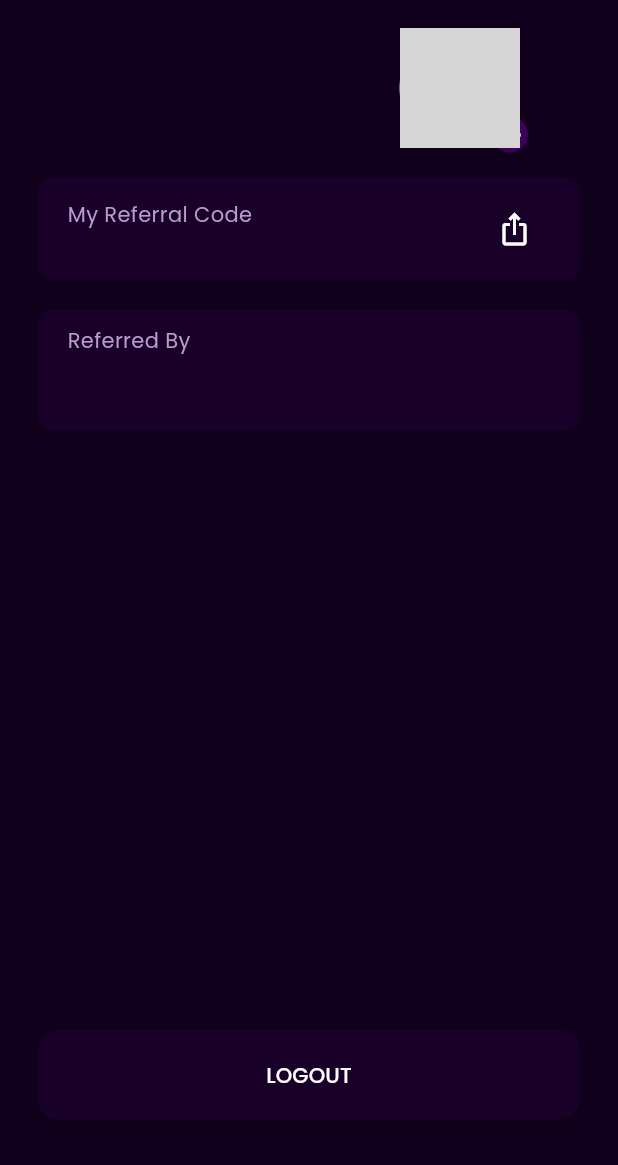
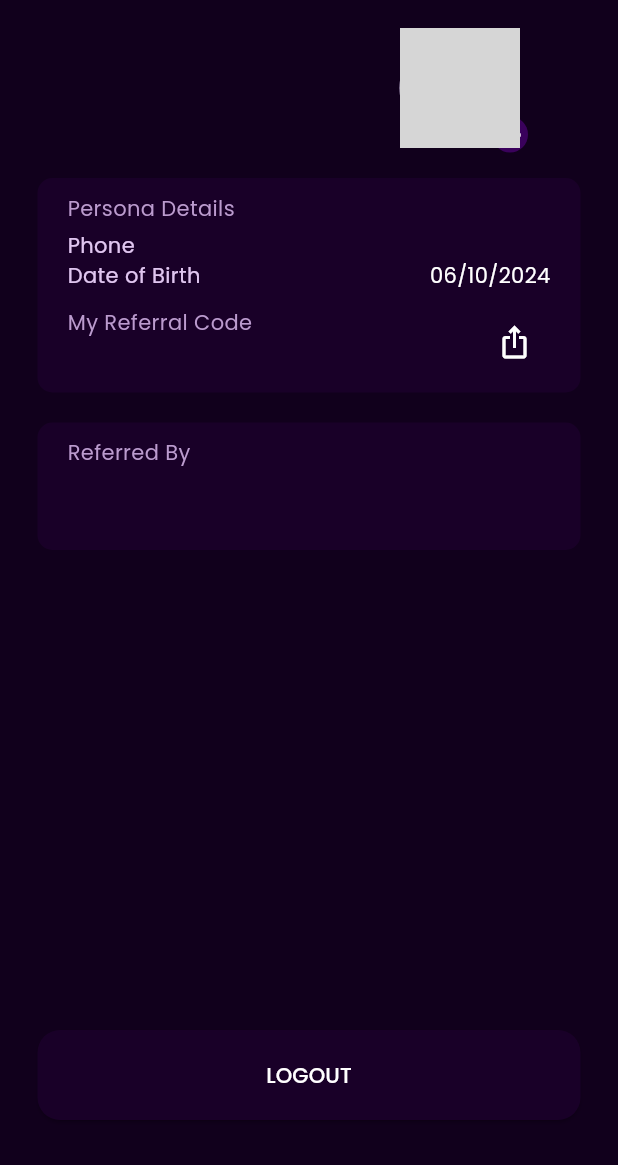
Before and after one commit to haadiyaa/mainford, a Flutter app: the ProfilePage screen opened directly, on a phone screen of 412 x 824 dp, the part 71-1236 px from its top. Run offline on Flutter 3.47's test engine with Material 3 defaults, Android fonts, the phone set to English and light mode, and no system bars; our stand-ins replace another_flutter_splash_screen, card_swiper, image_picker, quickalert, shared_preferences, shimmer and 2 more; accounts and stored records are empty; network calls fail; project files that could hold a hidden picture were left out; grey boxes are pictures that could not be loaded.

Commit message:
profile page updated

```diff
--- a/lib/view/view/profile/view/profilepage.dart
+++ b/lib/view/view/profile/view/profilepage.dart
@@ -1,4 +1,5 @@
 import 'package:flutter/material.dart';
+import 'package:intl/intl.dart';
 import 'package:main_ford/controller/functionsprovider.dart';
 import 'package:main_ford/resources/appcolors.dart';
 import 'package:main_ford/resources/constants.dart';
@@ -46,13 +47,6 @@ class ProfilePage extends StatelessWidget {
                               maxLines: 1,
                               overflow: TextOverflow.ellipsis,
                             ),
-                            // Constants.height10,
-                            // Text(
-                            //   'Refarral Code : ${value.userModel!.referralCode}',
-                            //   style: MyTextStyles.drawerText,
-                            //   maxLines: 1,
-                            //   overflow: TextOverflow.ellipsis,
-                            // ),
                           ],
                         ),
                       ),
@@ -94,7 +88,46 @@ class ProfilePage extends StatelessWidget {
                     decoration: BoxDecoration(
                         borderRadius: BorderRadius.circular(10),
                         color: AppColors.tileColor),
-                    child: Row(
+                    child: Column(
+                      crossAxisAlignment: CrossAxisAlignment.start,
+                      children: [
+                        Column(
+                          crossAxisAlignment: CrossAxisAlignment.start,
+                          children: [
+                            const Text(
+                              'Persona Details',
+                              style: TextStyle(
+                                  color: Color.fromARGB(255, 187, 155, 206)),
+                            ),
+                            Constants.height5,
+                            Row(
+                              mainAxisAlignment: MainAxisAlignment.spaceBetween,
+                              children: [
+                                const Text(
+                                  'Phone',
+                                  style: TextStyle(
+                                      color:
+                                          Color.fromARGB(255, 224, 198, 240)),
+                                ),
+                                Text(value.userModel!.phone),
+                              ],
+                            ),
+                            Row(
+                              mainAxisAlignment: MainAxisAlignment.spaceBetween,
+                              children: [
+                                const Text(
+                                  'Date of Birth',
+                                  style: TextStyle(
+                                      color:
+                                          Color.fromARGB(255, 224, 198, 240)),
+                                ),
+                                Text(DateFormat('dd/MM/yyyy').format(value.userModel!.dob)),
+                              ],
+                            ),
+                          ],
+                        ),
+                        Constants.height10,
+                        Row(
                           mainAxisAlignment: MainAxisAlignment.spaceBetween,
                           children: [
                             Column(
@@ -103,8 +136,10 @@ class ProfilePage extends StatelessWidget {
                                 const Text(
                                   'My Referral Code',
                                   style: TextStyle(
-                                  color: Color.fromARGB(255, 187, 155, 206)),
+                                      color:
+                                          Color.fromARGB(255, 187, 155, 206)),
                                 ),
+                                Constants.height5,
                                 Text(value.userModel!.referralCode),
                               ],
                             ),
@@ -114,6 +149,8 @@ class ProfilePage extends StatelessWidget {
                                 Icons.ios_share,
                                 color: AppColors.white,
                               ),
+                            ),
+                          ],
                         ),
                       ],
                     ),
@@ -135,6 +172,7 @@ class ProfilePage extends StatelessWidget {
                           style: TextStyle(
                               color: Color.fromARGB(255, 187, 155, 206)),
                         ),
+                        Constants.height5,
                         Text(value.userModel!.referredBy.name.toUpperCase()),
                         Text(value.userModel!.referredBy.email),
                       ],
```
Lines whose indentation alone changed are shown as unchanged.
